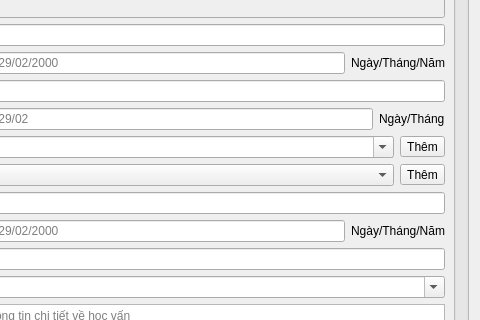
The window that app/view/dialog/dlgperson.ui (emtrai/hrm_monastery) describes before a commit, drawn with Qt 5; both pictures show x 240 to 720 and y 226 to 546 of the 720 by 672 pixel window.
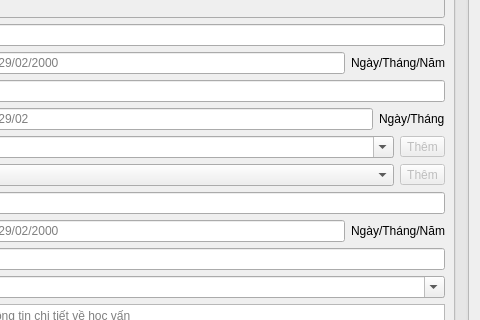
The same window after the commit. Icons and pictures are not drawn.

```diff
--- a/app/view/dialog/dlgperson.ui
+++ b/app/view/dialog/dlgperson.ui
@@ -38,7 +38,7 @@
       <property name="geometry">
        <rect>
         <x>0</x>
-        <y>-1202</y>
+        <y>-1500</y>
         <width>679</width>
         <height>3161</height>
        </rect>
@@ -655,6 +655,9 @@
            </item>
            <item>
             <widget class="QToolButton" name="btnAddEthnic">
+             <property name="enabled">
+              <bool>false</bool>
+             </property>
              <property name="text">
               <string>Thêm</string>
              </property>
@@ -907,6 +910,9 @@
            </item>
            <item>
             <widget class="QToolButton" name="btnEditNation">
+             <property name="enabled">
+              <bool>false</bool>
+             </property>
              <property name="text">
               <string>Thêm</string>
              </property>
```
Left out of the diff: 6 changed lines with no effect on the pictures.
